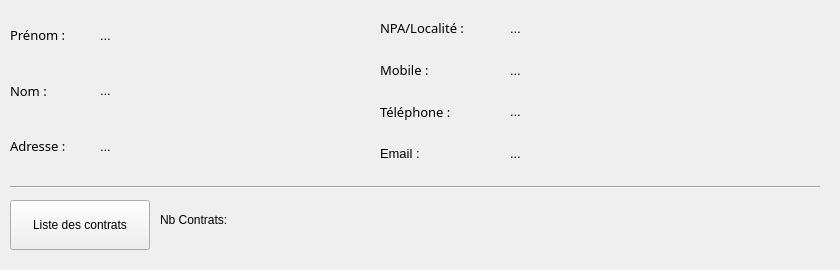
Qt form view/customerDetailsView.ui (GruberAdam/Sploks) before a commit.
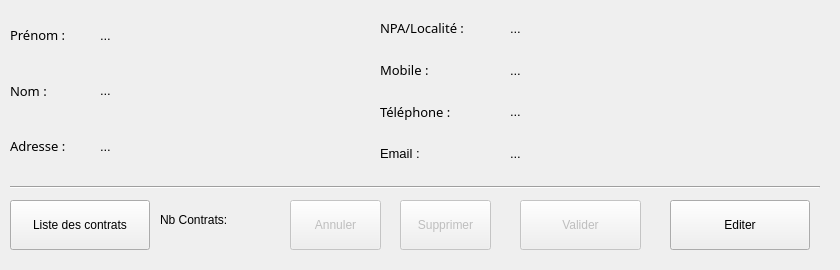
The same form after that commit.

Commit message: Inspector loading working validate button

```diff
--- a/view/customerDetailsView.ui
+++ b/view/customerDetailsView.ui
@@ -325,6 +325,79 @@
      <string>Nb Contrats:</string>
     </property>
    </widget>
+   <widget class="QPushButton" name="btnEditer">
+    <property name="geometry">
+     <rect>
+      <x>670</x>
+      <y>200</y>
+      <width>140</width>
+      <height>50</height>
+     </rect>
+    </property>
+    <property name="text">
+     <string>Editer</string>
+    </property>
+    <property name="checkable">
+     <bool>false</bool>
+    </property>
+   </widget>
+   <widget class="QPushButton" name="btnAnnuler">
+    <property name="enabled">
+     <bool>false</bool>
+    </property>
+    <property name="geometry">
+     <rect>
+      <x>290</x>
+      <y>200</y>
+      <width>91</width>
+      <height>50</height>
+     </rect>
+    </property>
+    <property name="text">
+     <string>Annuler</string>
+    </property>
+    <property name="checkable">
+     <bool>false</bool>
+    </property>
+   </widget>
+   <widget class="QPushButton" name="btnSupprimer">
+    <property name="enabled">
+     <bool>false</bool>
+    </property>
+    <property name="geometry">
+     <rect>
+      <x>400</x>
+      <y>200</y>
+      <width>91</width>
+      <height>50</height>
+     </rect>
+    </property>
+    <property name="text">
+     <string>Supprimer</string>
+    </property>
+    <property name="checkable">
+     <bool>false</bool>
+    </property>
+   </widget>
+   <widget class="QPushButton" name="btnValider">
+    <property name="enabled">
+     <bool>false</bool>
+    </property>
+    <property name="geometry">
+     <rect>
+      <x>520</x>
+      <y>200</y>
+      <width>121</width>
+      <height>50</height>
+     </rect>
+    </property>
+    <property name="text">
+     <string>Valider</string>
+    </property>
+    <property name="checkable">
+     <bool>false</bool>
+    </property>
+   </widget>
   </widget>
  </widget>
  <resources/>
```
Left out of the diff: 6 changed lines with no effect on the pictures. The commit also changes 5 other files.
